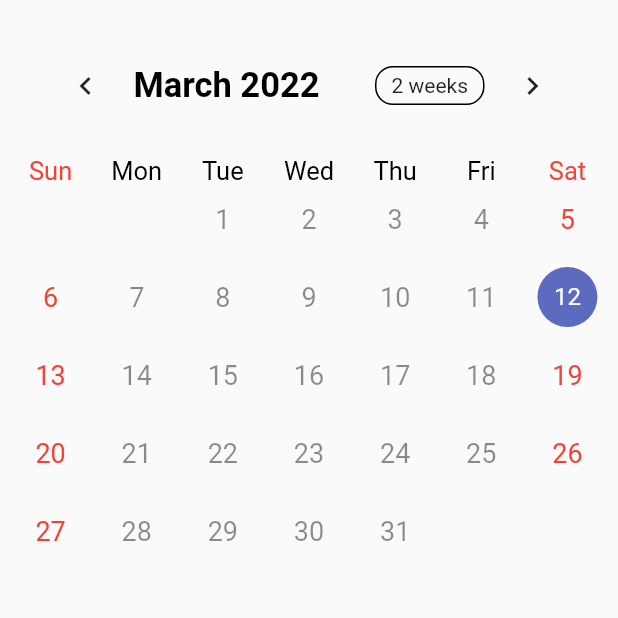
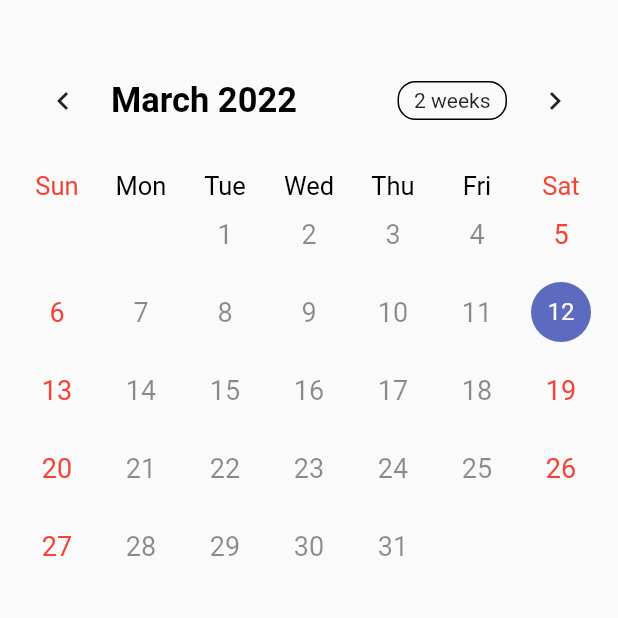
Before and after one commit to YEGRINA/2202FlutterStudy, a Flutter app: the screen it shows after launch, on a phone screen of 412 x 824 dp, the top half of it. Run offline on Flutter 3.47's test engine with Material 2 defaults, Android fonts, the phone set to English and light mode, and no system bars; drawn by our look-alikes of table_calendar; our stand-ins replace sqflite; accounts and stored records are empty.

Commit message:
change theme color

```diff
--- a/todo_list/lib/main.dart
+++ b/todo_list/lib/main.dart
@@ -14,6 +14,10 @@ class MyApp extends StatelessWidget {
       debugShowCheckedModeBanner: false,
       theme: ThemeData(
         primarySwatch: Colors.blue,
+       appBarTheme: AppBarTheme(
+         backgroundColor: Colors.white,
+         foregroundColor: Colors.black
+       )
       ),
       home: TableEventsExample(),
     );
--- a/todo_list/lib/screens/cal.dart
+++ b/todo_list/lib/screens/cal.dart
@@ -8,7 +8,7 @@ import '../db/todo.dart';
 
 final kToday = DateTime.now();
 final kFirstDay = DateTime(kToday.year, 1, 1);
-final kLastDay = DateTime(kToday.year, 12, 31);
+final kLastDay = DateTime(2024, 12, 31);
 
 class TableEventsExample extends StatefulWidget {
   @override
@@ -61,11 +61,12 @@ class _TableEventsExampleState extends State<TableEventsExample> {
   Widget build(BuildContext context) {
     return Scaffold(
       body: Container(
-        padding: const EdgeInsets.all(5),
+        padding: const EdgeInsets.all(10),
         child: Column(
           children: [
             Expanded(
               child: TableCalendar<dynamic>(
+                // 동그라미 색 다르게 하는거
                 calendarBuilders:
                     CalendarBuilders(singleMarkerBuilder: (context, date, _) {
                   // print('color');
@@ -96,7 +97,7 @@ class _TableEventsExampleState extends State<TableEventsExample> {
                       fontSize: 23,
                       fontWeight: FontWeight.bold),
                   headerMargin:
-                      EdgeInsets.only(left: 20, top: 20, right: 20, bottom: 15),
+                      EdgeInsets.only(top: 25, bottom: 15),
                 ),
                 daysOfWeekStyle: const DaysOfWeekStyle(
                   weekdayStyle: TextStyle(color: Colors.black, fontSize: 17),
--- a/todo_list/lib/screens/listPage.dart
+++ b/todo_list/lib/screens/listPage.dart
@@ -22,6 +22,8 @@ class _ListPageState extends State<ListPage> {
   Widget build(BuildContext context) {
     return Scaffold(
       appBar: AppBar(
+        backgroundColor: Colors.transparent,
+        elevation: 0,
         title: Text('$selectedCategory'),
         leading: IconButton(
           onPressed: () {
@@ -103,7 +105,9 @@ class _ListPageState extends State<ListPage> {
                     child: TextField(
                   controller: _controller,
                   onChanged: (String text) {
-                    this.text = text;
+                    // setState(() {
+                      this.text = text;
+                    // });
                   },
                   textInputAction: TextInputAction.go, // enter 이벤트 처리
                   onSubmitted: (value) {
@@ -130,6 +134,7 @@ class _ListPageState extends State<ListPage> {
                     }
                   },
                   icon: Icon(Icons.add_box),
+                  // color: text != '' ? Colors.blue : Colors.grey,
                   color: Colors.blue,
                   iconSize: 30,
                 )
```
